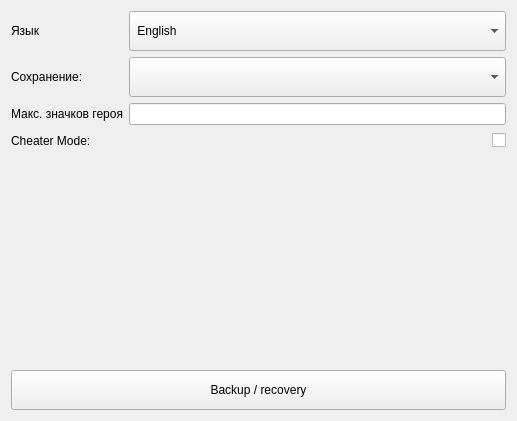
Qt form tab_settings.ui (dmay/TLHoN_SE) before a commit.
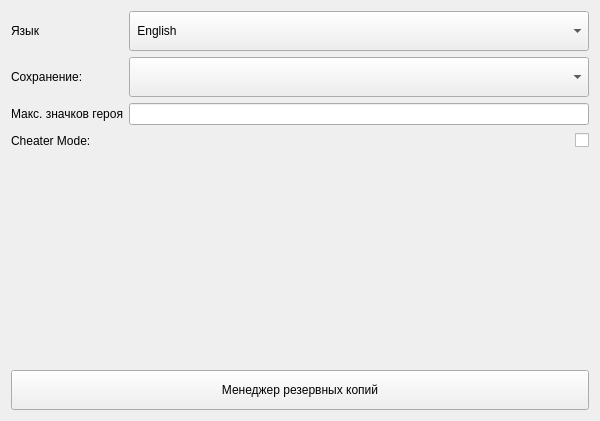
The same form after that commit.

Commit message: DIG-120: Expose backup manager and safe editor refresh

```diff
--- a/tab_settings.ui
+++ b/tab_settings.ui
@@ -6,7 +6,7 @@
    <rect>
     <x>0</x>
     <y>0</y>
-    <width>517</width>
+    <width>600</width>
     <height>421</height>
    </rect>
   </property>
@@ -188,7 +188,7 @@
       </size>
      </property>
      <property name="text">
-      <string>Backup / recovery</string>
+      <string>Менеджер резервных копий</string>
      </property>
     </widget>
    </item>
```
The commit also changes 14 other files.
